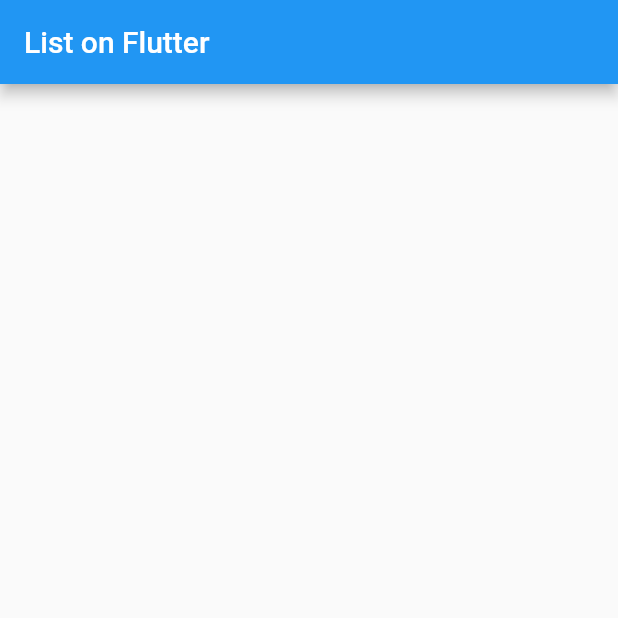
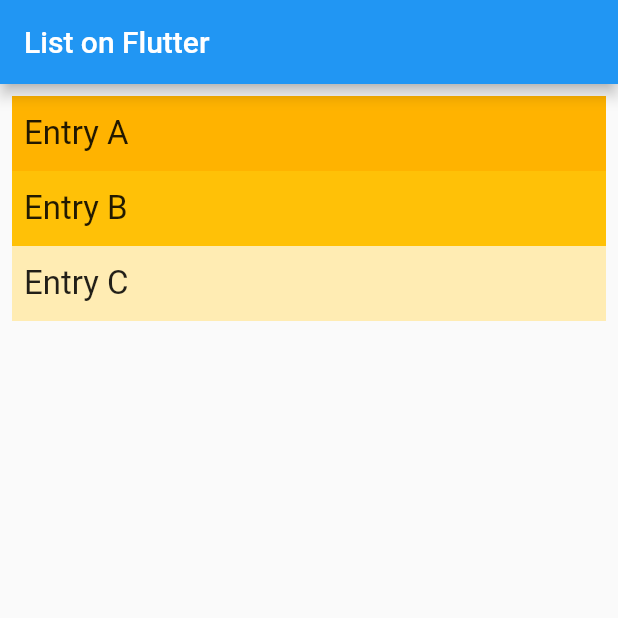
Before and after one commit to EjemplosMisionTic2022/ejemplos_layout_theme, a Flutter app: the screen it shows after launch, on a phone screen of 412 x 824 dp, the top half of it. Run offline on Flutter 3.47's test engine with Material 2 defaults, Android fonts, the light colour scheme and no system bars.

Commit message:
Simple and ListBuilder done

```diff
--- a/simple_sample_2/lib/main.dart
+++ b/simple_sample_2/lib/main.dart
@@ -1,4 +1,7 @@
 import 'package:flutter/material.dart';
+
+import 'list_builder.dart';
+import 'simple_list.dart';
 
 void main() {
   runApp(MyApp());
@@ -27,7 +30,8 @@
       appBar: AppBar(
         title: Text('List on Flutter'),
       ),
-      body: Container(),
+      body: SimpleList(),
+      //body: ListBuilder()
     );
   }
 }
--- /dev/null
+++ b/simple_sample_2/lib/simple_list.dart
@@ -0,0 +1,32 @@
+import 'package:flutter/material.dart';
+
+class SimpleList extends StatelessWidget {
+  const SimpleList({Key? key}) : super(key: key);
+
+  @override
+  Widget build(BuildContext context) {
+    return ListView(
+      padding: EdgeInsets.all(8),
+      children: <Widget>[
+        row(600, 'Entry A'),
+        row(500, 'Entry B'),
+        row(100, 'Entry C'),
+      ],
+    );
+  }
+
+  Widget row(int colorIndex, String text) {
+    return Container(
+      alignment: Alignment.centerLeft,
+      height: 50,
+      color: Colors.amber[colorIndex],
+      child: Padding(
+        padding: const EdgeInsets.all(8.0),
+        child: Text(
+          '${text}',
+          style: TextStyle(fontSize: 22.0),
+        ),
+      ),
+    );
+  }
+}
```
Also changed, not shown: simple_sample_2/lib/list_builder.dart (added, +27 -0 lines).
